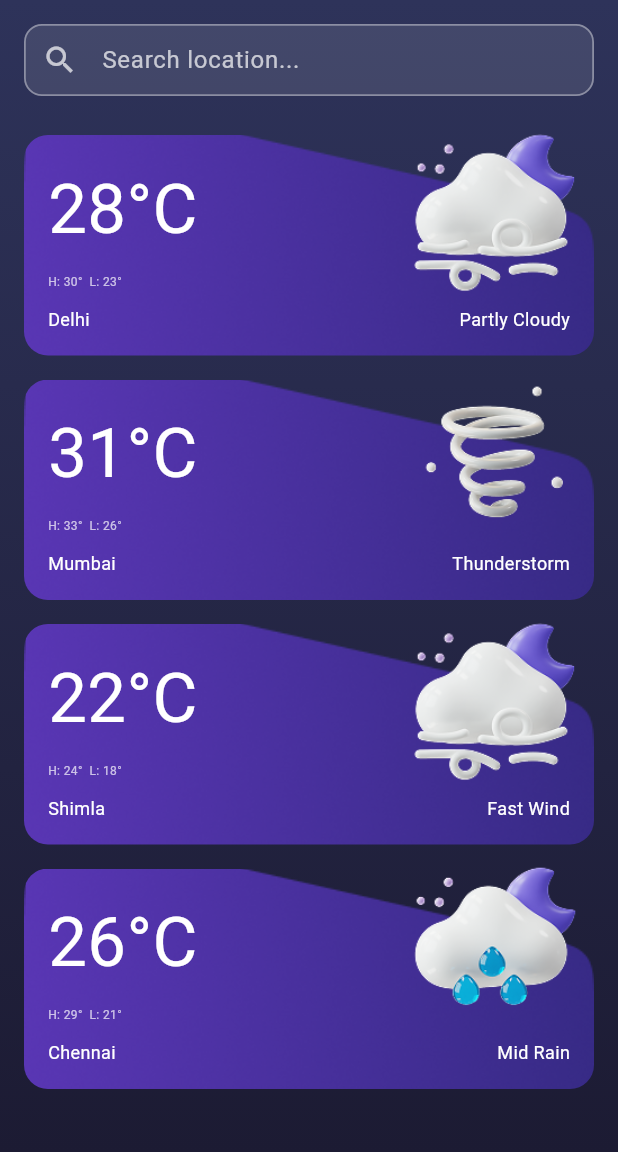
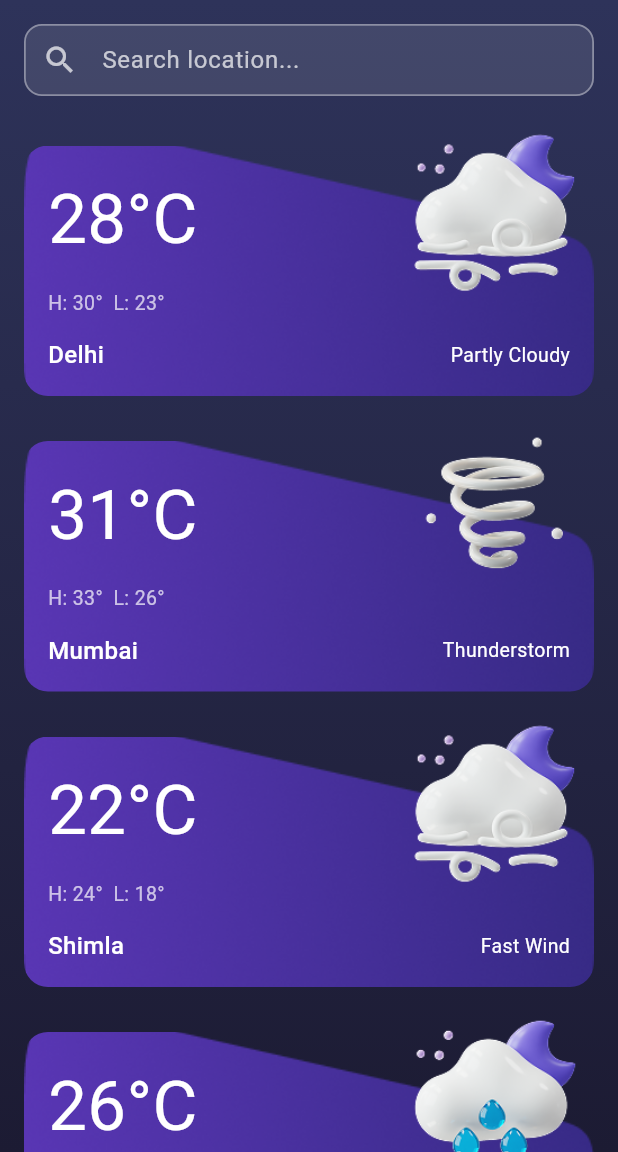
Before and after one commit to UrjasweeChatterjee/weather_app, a Flutter app: the screen it shows after launch, after a tap on "Weekly Forecast", after a tap on the "menu" icon, on a phone screen of 412 x 824 dp, the part 84-1236 px from its top. Run offline on Flutter 3.47's test engine with Material 3 defaults, Android fonts, the phone set to English and light mode, and no system bars; our stand-ins replace get.

Commit message:
fix: weather cards and homescreen design updated

```diff
--- a/lib/presentation/body/home_body.dart
+++ b/lib/presentation/body/home_body.dart
@@ -58,7 +58,7 @@ class _HomeBodyState extends State<HomeBody> {
         alignment: Alignment.bottomCenter,
         children: [
           Container(
-            height: 73,
+            height: 85,
             decoration: const BoxDecoration(
               image: DecorationImage(
                 image: AssetImage("assets/images/Rectangle 364.png"),
@@ -67,7 +67,7 @@ class _HomeBodyState extends State<HomeBody> {
             ),
           ),
           Container(
-            height: 73,
+            height: 75,
             decoration: const BoxDecoration(
               image: DecorationImage(
                 image: AssetImage("assets/images/Subtract.png"),
--- a/lib/widgets/ForecastSwitcher.dart
+++ b/lib/widgets/ForecastSwitcher.dart
@@ -142,7 +142,7 @@ class _DraggableForecastSwitcherSheetState
               final data = isHourly ? hourlyData[index] : weeklyData[index];
               final isNowOrToday =
                   (isHourly ? data["time"] : data["day"]) == "Now" ||
-                  (isHourly ? data["time"] : data["day"]) == "Today";
+                      (isHourly ? data["time"] : data["day"]) == "Today";
 
               return Container(
                 margin: const EdgeInsets.all(8),
@@ -208,13 +208,8 @@ class _DraggableForecastSwitcherSheetState
             },
           ),
         ),
-
-        const SizedBox(height: 20),
-        const Text(
-          'More info will appear when expanded...',
-          style: TextStyle(color: Colors.white60),
-        ),
-        const SizedBox(height: 300), // Placeholder for expanded content
+        // TO:DO Weather components
+        // const SizedBox(height: 300), // Placeholder for expanded content
       ],
     );
   }
--- a/lib/widgets/weather_card.dart
+++ b/lib/widgets/weather_card.dart
@@ -27,8 +27,8 @@ class WeatherCard extends StatelessWidget {
     return Stack(
       children: [
         Container(
-          height: 147,
-          margin: const EdgeInsets.symmetric(vertical: 8, horizontal: 16),
+          height: 167,
+          margin: const EdgeInsets.symmetric(vertical: 15, horizontal: 16),
           padding: const EdgeInsets.all(16),
           decoration: BoxDecoration(
             image: const DecorationImage(
@@ -50,18 +50,21 @@ class WeatherCard extends StatelessWidget {
               ),
               Text(
                 "H: $high  L: $low",
-                style: const TextStyle(color: Colors.white70, fontSize: 8),
+                style: const TextStyle(color: Colors.white70, fontSize: 13),
               ),
               Row(
                 mainAxisAlignment: MainAxisAlignment.spaceBetween,
                 children: [
                   Text(
                     location,
-                    style: const TextStyle(fontSize: 12, color: Colors.white),
+                    style: const TextStyle(
+                        fontSize: 16,
+                        fontWeight: FontWeight.w500,
+                        color: Colors.white),
                   ),
                   Text(
                     weather,
-                    style: const TextStyle(fontSize: 12, color: Colors.white),
+                    style: const TextStyle(fontSize: 13, color: Colors.white),
                   ),
                 ],
               ),
```
